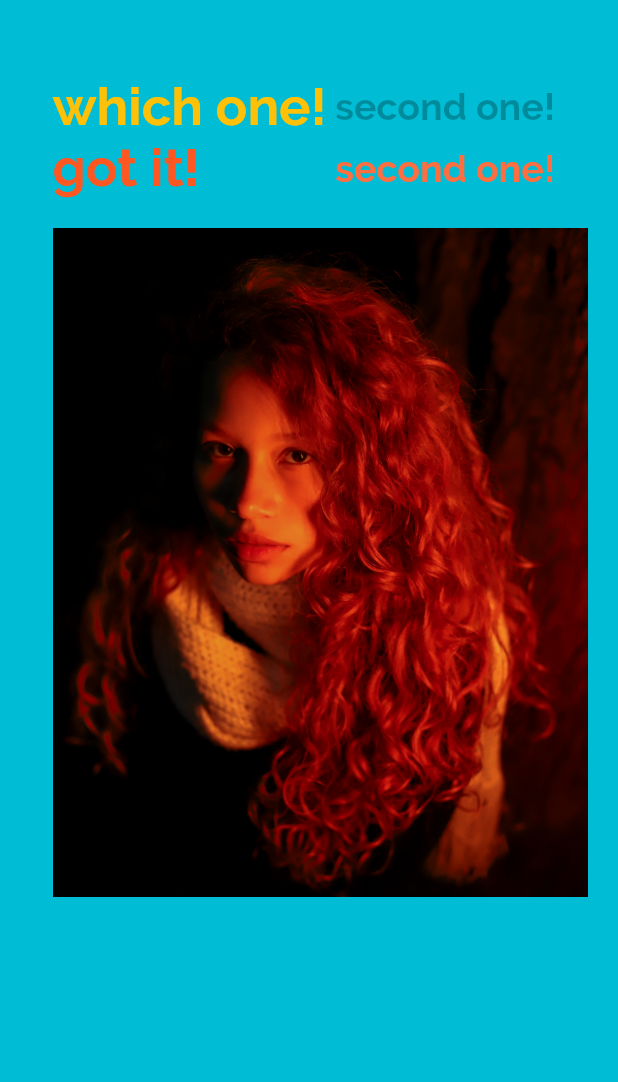
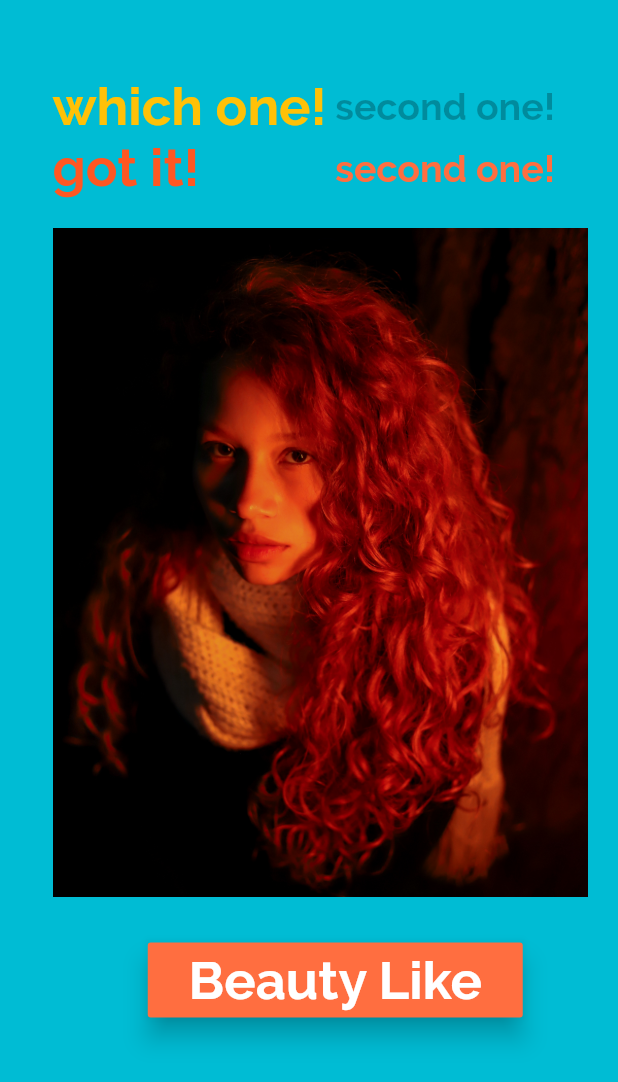
Before and after one commit to mohamedbrahimi/flutter_app, a Flutter app: the screen it shows after launch, on a phone screen of 412 x 824 dp. Shown: the top 1082 px of the screen. Run offline on Flutter 3.47's test engine with Material 2 defaults, Android fonts, the phone set to English and light mode, and no system bars.

Commit message:
added raised button to the screen.

```diff
--- a/flutter_app/lib/app_screens/home_1.dart
+++ b/flutter_app/lib/app_screens/home_1.dart
@@ -62,9 +62,9 @@ class Home1 extends StatelessWidget {
                         color: Colors.deepOrangeAccent),
                   ),
                 )
-              ])
-              ,
-              BeautifulBeautyAssets()
+              ]),
+              BeautifulBeautyAssets(),
+              BeautyLikeButton()
             ],
           )),
     );
@@ -77,9 +77,41 @@ class BeautifulBeautyAssets extends StatelessWidget {
     AssetImage assetImage = AssetImage('images/beautiful-beauty-face.jpg');
     Image image = Image(image: assetImage);
     return Container(
-        child: image,
-        margin: EdgeInsets.only(left: 0, top: 20, right: 20)
+        child: image, margin: EdgeInsets.only(left: 0, top: 20, right: 20));
+  }
+}
+
+class BeautyLikeButton extends StatelessWidget {
+  @override
+  Widget build(BuildContext context) {
+    return Container(
+      margin: EdgeInsets.only(top: 30.0),
+      width: 250.0,
+      height: 50.0,
+      child: RaisedButton(
+          color: Colors.deepOrangeAccent,
+          child: Text(
+            "Beauty Like",
+            style: TextStyle(
+                decoration: TextDecoration.none,
+                fontSize: 35,
+                fontFamily: 'Raleway',
+                fontWeight: FontWeight.w700,
+                color: Colors.white),
+          ),
+          elevation: 7,
+          onPressed: ()=> likeBeauty(context)
+    ));
+  }
+
+  void likeBeauty(BuildContext context){
+    var alertDialog = AlertDialog(
+      title: Text("Like Beautifull pic"),
+      content: Text("Like this if you are love it"),
+    );
+    showDialog(
+        context: context,
+        builder: (BuildContext context) => alertDialog
     );
   }
-
 }
```
